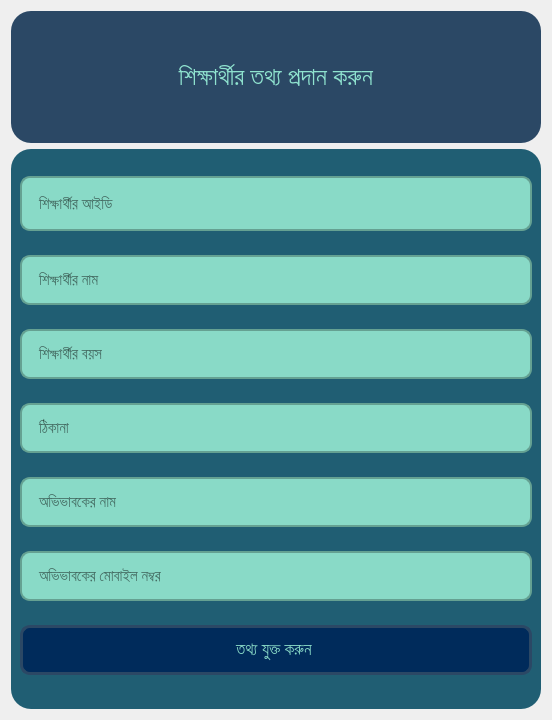
First picture: the form in EmPower/Teacher/Frontend/PyQt_UI/add_new_student.ui, repository ahmedfahad04/SPL-2, before the edit.
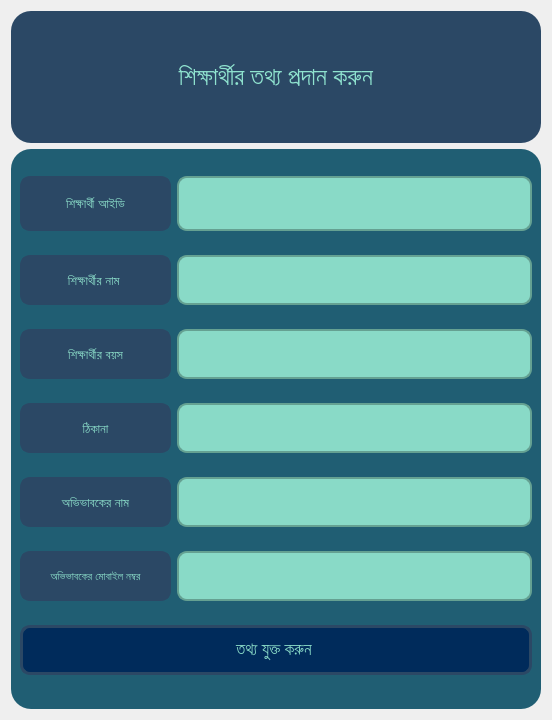
Second picture: the form after the edit.

Patch:
```diff
--- a/EmPower/Teacher/Frontend/PyQt_UI/add_new_student.ui
+++ b/EmPower/Teacher/Frontend/PyQt_UI/add_new_student.ui
@@ -81,12 +81,39 @@
      <property name="frameShadow">
       <enum>QFrame::Raised</enum>
      </property>
-     <layout class="QVBoxLayout" name="verticalLayout_2">
-      <item>
+     <layout class="QGridLayout" name="gridLayout">
+      <item row="0" column="0">
+       <widget class="QLabel" name="label">
+        <property name="minimumSize">
+         <size>
+          <width>151</width>
+          <height>51</height>
+         </size>
+        </property>
+        <property name="font">
+         <font>
+          <pointsize>10</pointsize>
+         </font>
+        </property>
+        <property name="styleSheet">
+         <string notr="true">border: 3px solid rgb(43, 72, 101);
+border-radius: 10px;
+background-color:  rgb(43, 72, 101);
+color: rgb(137, 218, 199)</string>
+        </property>
+        <property name="text">
+         <string>শিক্ষার্থী আইডি</string>
+        </property>
+        <property name="alignment">
+         <set>Qt::AlignCenter</set>
+        </property>
+       </widget>
+      </item>
+      <item row="0" column="1">
        <widget class="QLineEdit" name="input_id">
         <property name="minimumSize">
          <size>
-          <width>280</width>
+          <width>330</width>
           <height>55</height>
          </size>
         </property>
@@ -109,40 +136,39 @@
          <string/>
         </property>
         <property name="placeholderText">
-         <string>শিক্ষার্থীর আইডি</string>
+         <string/>
         </property>
        </widget>
       </item>
-      <item>
-       <widget class="QLineEdit" name="input_name">
+      <item row="1" column="0">
+       <widget class="QLabel" name="label_2">
         <property name="minimumSize">
          <size>
-          <width>330</width>
-          <height>50</height>
+          <width>151</width>
+          <height>41</height>
          </size>
         </property>
         <property name="font">
          <font>
-          <family>Kalpurush</family>
-          <pointsize>11</pointsize>
-          <weight>50</weight>
-          <bold>false</bold>
+          <pointsize>10</pointsize>
          </font>
         </property>
         <property name="styleSheet">
-         <string notr="true">background-color: rgb(137, 218, 199);
-border: 2px solid rgb(101, 161, 146);
-padding-left: 15px;
+         <string notr="true">border: 3px solid rgb(43, 72, 101);
 border-radius: 10px;
-color: black;</string>
+background-color:  rgb(43, 72, 101);
+color: rgb(137, 218, 199)</string>
         </property>
-        <property name="placeholderText">
+        <property name="text">
          <string>শিক্ষার্থীর নাম </string>
         </property>
+        <property name="alignment">
+         <set>Qt::AlignCenter</set>
+        </property>
        </widget>
       </item>
-      <item>
-       <widget class="QLineEdit" name="input_age">
+      <item row="1" column="1">
+       <widget class="QLineEdit" name="input_name">
         <property name="minimumSize">
          <size>
           <width>330</width>
@@ -165,12 +191,39 @@
 color: black;</string>
         </property>
         <property name="placeholderText">
+         <string> </string>
+        </property>
+       </widget>
+      </item>
+      <item row="2" column="0">
+       <widget class="QLabel" name="label_3">
+        <property name="minimumSize">
+         <size>
+          <width>151</width>
+          <height>41</height>
+         </size>
+        </property>
+        <property name="font">
+         <font>
+          <pointsize>10</pointsize>
+         </font>
+        </property>
+        <property name="styleSheet">
+         <string notr="true">border: 3px solid rgb(43, 72, 101);
+border-radius: 10px;
+background-color:  rgb(43, 72, 101);
+color: rgb(137, 218, 199)</string>
+        </property>
+        <property name="text">
          <string>শিক্ষার্থীর বয়স</string>
         </property>
+        <property name="alignment">
+         <set>Qt::AlignCenter</set>
+        </property>
        </widget>
       </item>
-      <item>
-       <widget class="QLineEdit" name="input_address">
+      <item row="2" column="1">
+       <widget class="QLineEdit" name="input_age">
         <property name="minimumSize">
          <size>
           <width>330</width>
@@ -181,6 +234,8 @@
          <font>
           <family>Kalpurush</family>
           <pointsize>11</pointsize>
+          <weight>50</weight>
+          <bold>false</bold>
          </font>
         </property>
         <property name="styleSheet">
@@ -191,12 +246,39 @@
 color: black;</string>
         </property>
         <property name="placeholderText">
+         <string/>
+        </property>
+       </widget>
+      </item>
+      <item row="3" column="0">
+       <widget class="QLabel" name="label_4">
+        <property name="minimumSize">
+         <size>
+          <width>151</width>
+          <height>41</height>
+         </size>
+        </property>
+        <property name="font">
+         <font>
+          <pointsize>10</pointsize>
+         </font>
+        </property>
+        <property name="styleSheet">
+         <string notr="true">border: 3px solid rgb(43, 72, 101);
+border-radius: 10px;
+background-color:  rgb(43, 72, 101);
+color: rgb(137, 218, 199)</string>
+        </property>
+        <property name="text">
          <string>ঠিকানা</string>
         </property>
+        <property name="alignment">
+         <set>Qt::AlignCenter</set>
+        </property>
        </widget>
       </item>
-      <item>
-       <widget class="QLineEdit" name="input_guardian">
+      <item row="3" column="1">
+       <widget class="QLineEdit" name="input_address">
         <property name="minimumSize">
          <size>
           <width>330</width>
@@ -217,12 +299,39 @@
 color: black;</string>
         </property>
         <property name="placeholderText">
+         <string/>
+        </property>
+       </widget>
+      </item>
+      <item row="4" column="0">
+       <widget class="QLabel" name="label_5">
+        <property name="minimumSize">
+         <size>
+          <width>151</width>
+          <height>41</height>
+         </size>
+        </property>
+        <property name="font">
+         <font>
+          <pointsize>10</pointsize>
+         </font>
+        </property>
+        <property name="styleSheet">
+         <string notr="true">border: 3px solid rgb(43, 72, 101);
+border-radius: 10px;
+background-color:  rgb(43, 72, 101);
+color: rgb(137, 218, 199)</string>
+        </property>
+        <property name="text">
          <string>অভিভাবকের নাম</string>
         </property>
+        <property name="alignment">
+         <set>Qt::AlignCenter</set>
+        </property>
        </widget>
       </item>
-      <item>
-       <widget class="QLineEdit" name="input_phone">
+      <item row="4" column="1">
+       <widget class="QLineEdit" name="input_guardian">
         <property name="minimumSize">
          <size>
           <width>330</width>
@@ -243,11 +352,67 @@
 color: black;</string>
         </property>
         <property name="placeholderText">
+         <string/>
+        </property>
+       </widget>
+      </item>
+      <item row="5" column="0">
+       <widget class="QLabel" name="label_6">
+        <property name="minimumSize">
+         <size>
+          <width>151</width>
+          <height>41</height>
+         </size>
+        </property>
+        <property name="font">
+         <font>
+          <pointsize>8</pointsize>
+         </font>
+        </property>
+        <property name="styleSheet">
+         <string notr="true">border: 3px solid rgb(43, 72, 101);
+border-radius: 10px;
+background-color:  rgb(43, 72, 101);
+color: rgb(137, 218, 199)</string>
+        </property>
+        <property name="text">
          <string>অভিভাবকের মোবাইল নম্বর</string>
         </property>
+        <property name="alignment">
+         <set>Qt::AlignCenter</set>
+        </property>
+        <property name="wordWrap">
+         <bool>false</bool>
+        </property>
        </widget>
       </item>
-      <item>
+      <item row="5" column="1">
+       <widget class="QLineEdit" name="input_phone">
+        <property name="minimumSize">
+         <size>
+          <width>330</width>
+          <height>50</height>
+         </size>
+        </property>
+        <property name="font">
+         <font>
+          <family>Kalpurush</family>
+          <pointsize>11</pointsize>
+         </font>
+        </property>
+        <property name="styleSheet">
+         <string notr="true">background-color: rgb(137, 218, 199);
+border: 2px solid rgb(101, 161, 146);
+padding-left: 15px;
+border-radius: 10px;
+color: black;</string>
+        </property>
+        <property name="placeholderText">
+         <string/>
+        </property>
+       </widget>
+      </item>
+      <item row="6" column="0" colspan="2">
        <widget class="QPushButton" name="btn_submit">
         <property name="minimumSize">
          <size>
```
